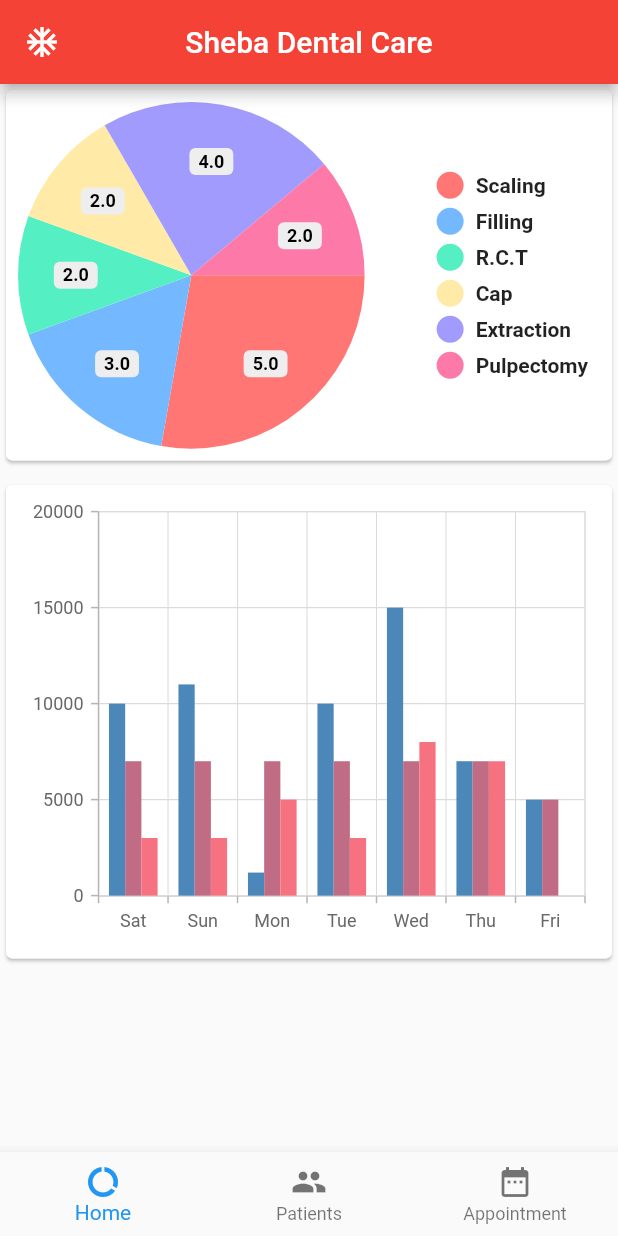
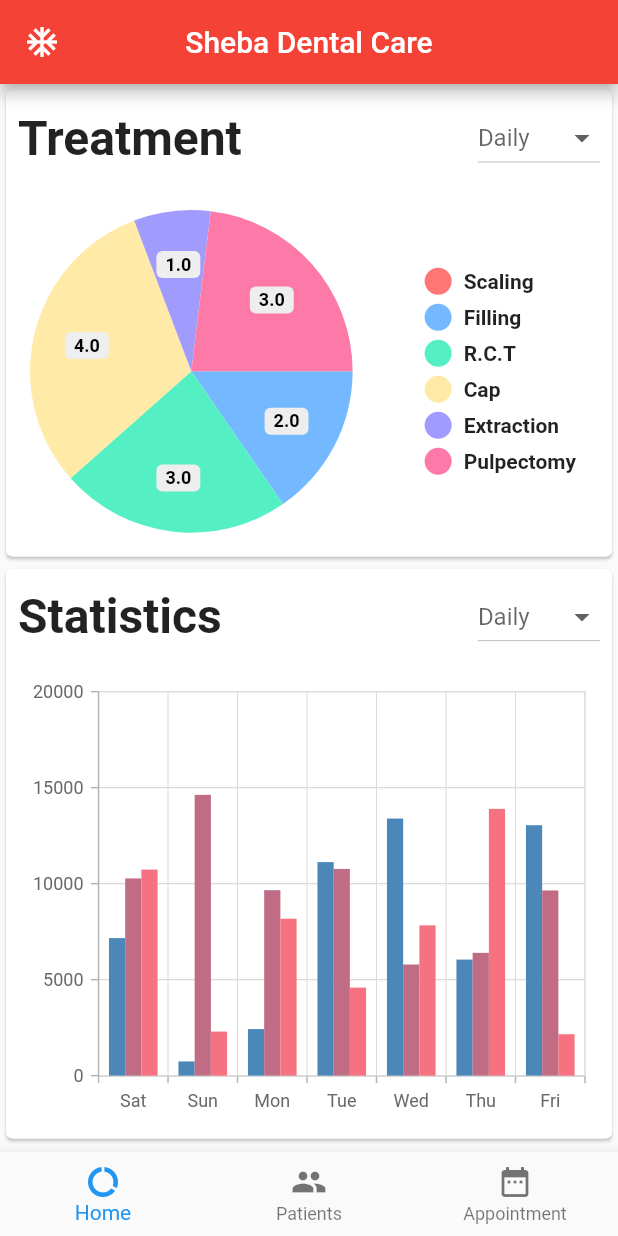
Before and after one commit to mazharulsabbir/dental_patient_management, a Flutter app: the screen it shows after launch, on a phone screen of 412 x 824 dp. Run offline on Flutter 3.47's test engine with Material 2 defaults, Android fonts, the phone set to English and light mode, and no system bars; drawn by our look-alikes of pie_chart; our stand-ins replace syncfusion_flutter_charts; missing offline and left inert: flutter_sparkline.

Commit message:
dropdown item for type choosing

```diff
--- a/lib/screens/earnings.dart
+++ b/lib/screens/earnings.dart
@@ -9,6 +9,8 @@ class Earnings extends StatefulWidget {
 }
 
 class _EarningsState extends State<Earnings> {
+  String _selectedTypeForStat = 'Daily'.toString();
+  String _selectedTypeForTreatment = 'Daily'.toString();
   @override
   Widget build(BuildContext context) {
     return Scaffold(
@@ -27,19 +29,92 @@ class _EarningsState extends State<Earnings> {
           Column(
             children: <Widget>[
               Card(
-                child: MyChart().pieChart(dataMap()),
-              ),
-              SizedBox(
-                height: 8.0,
+                child: Padding(
+                  padding: EdgeInsets.all(8.0),
+                  child: Column(
+                    children: <Widget>[
+                      Row(
+                        mainAxisAlignment: MainAxisAlignment.spaceBetween,
+                        children: <Widget>[
+                          Text(
+                            'Treatment',
+                            style: TextStyle(
+                                fontWeight: FontWeight.bold, fontSize: 32.0),
+                          ),
+                          DropdownButton<String>(
+                            onChanged: (day) {
+                              setState(() {
+                                _selectedTypeForTreatment = day.toString();
+                                print(_selectedTypeForTreatment);
+                              });
+                            },
+                            hint: Text(_selectedTypeForTreatment.toString()),
+                            items: <String>[
+                              'Daily',
+                              'Weekly',
+                              'Monthly',
+                              'Weekly'
+                            ].map((String day) {
+                              return new DropdownMenuItem<String>(
+                                value: day.toString(),
+                                child: new Text(day.toString()),
+                              );
+                            }).toList(),
+                          ),
+                        ],
+                      ),
+                      SizedBox(
+                        height: 16.0,
+                      ),
+                      MyChart().pieChart(dataMap())
+                    ],
+                  ),
+                ),
               ),
               Card(
                 child: Padding(
                   padding: EdgeInsets.all(8.0),
                   // child: MyChart().lineChart(_generateRandomData(7)),
-                  child: MyChart().splineChart(chartData())  ,
+                  child: Column(
+                    children: <Widget>[
+                      Row(
+                        mainAxisAlignment: MainAxisAlignment.spaceBetween,
+                        children: <Widget>[
+                          Text(
+                            'Statistics',
+                            style: TextStyle(
+                                fontWeight: FontWeight.bold, fontSize: 32.0),
+                          ),
+                          DropdownButton<String>(
+                            onChanged: (day) {
+                              setState(() {
+                                _selectedTypeForStat = day.toString();
+                                print(_selectedTypeForStat);
+                              });
+                            },
+                            hint: Text(_selectedTypeForStat.toString()),
+                            items: <String>[
+                              'Daily',
+                              'Weekly',
+                              'Monthly',
+                              'Weekly'
+                            ].map((String day) {
+                              return new DropdownMenuItem<String>(
+                                value: day.toString(),
+                                child: new Text(day.toString()),
+                              );
+                            }).toList(),
+                          ),
+                        ],
+                      ),
+                      SizedBox(
+                        height: 16.0,
+                      ),
+                      MyChart().splineChart(chartData())
+                    ],
+                  ),
                 ),
               ),
-
             ],
           ),
         ],
@@ -51,25 +126,33 @@ class _EarningsState extends State<Earnings> {
 
   List<ChartData> chartData() {
     var chartData = [
-      ChartData('Sat', 10000, 7000, 3000),
-      ChartData('Sun', 11000, 7000, 3000),
-      ChartData('Mon', 1200, 7000, 5000),
-      ChartData('Tue', 10000, 7000, 3000),
-      ChartData('Wed', 15000, 7000, 8000),
-      ChartData('Thu', 7000, 7000, 7000),
-      ChartData('Fri', 5000, 5000, 0),
+      ChartData('Sat', random.nextInt(15000).toDouble(),
+          random.nextInt(15000).toDouble(), random.nextInt(15000).toDouble()),
+      ChartData('Sun', random.nextInt(15000).toDouble(),
+          random.nextInt(15000).toDouble(), random.nextInt(15000).toDouble()),
+      ChartData('Mon', random.nextInt(15000).toDouble(),
+          random.nextInt(15000).toDouble(), random.nextInt(15000).toDouble()),
+      ChartData('Tue', random.nextInt(15000).toDouble(),
+          random.nextInt(15000).toDouble(), random.nextInt(15000).toDouble()),
+      ChartData('Wed', random.nextInt(15000).toDouble(),
+          random.nextInt(15000).toDouble(), random.nextInt(15000).toDouble()),
+      ChartData('Thu', random.nextInt(15000).toDouble(),
+          random.nextInt(15000).toDouble(), random.nextInt(15000).toDouble()),
+      ChartData('Fri', random.nextInt(15000).toDouble(),
+          random.nextInt(15000).toDouble(), random.nextInt(15000).toDouble()),
     ];
+
     return chartData;
   }
 
   Map<String, double> dataMap() {
     Map<String, double> dataMap = new Map();
-    dataMap.putIfAbsent("Scaling", () => 5);
-    dataMap.putIfAbsent("Filling", () => 3);
-    dataMap.putIfAbsent("R.C.T", () => 2);
-    dataMap.putIfAbsent("Cap", () => 2);
-    dataMap.putIfAbsent("Extraction", () => 4);
-    dataMap.putIfAbsent("Pulpectomy", () => 2);
+    dataMap.putIfAbsent("Scaling", () => random.nextInt(5).toDouble());
+    dataMap.putIfAbsent("Filling", () => random.nextInt(5).toDouble());
+    dataMap.putIfAbsent("R.C.T", () => random.nextInt(5).toDouble());
+    dataMap.putIfAbsent("Cap", () => random.nextInt(5).toDouble());
+    dataMap.putIfAbsent("Extraction", () => random.nextInt(5).toDouble());
+    dataMap.putIfAbsent("Pulpectomy", () => random.nextInt(5).toDouble());
 
     return dataMap;
   }
```
